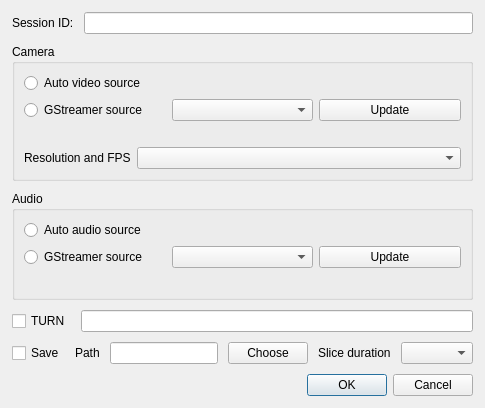
Before: the Qt Designer form preferences.ui in aliakseis/webrtc-ui, drawn with Qt 5.
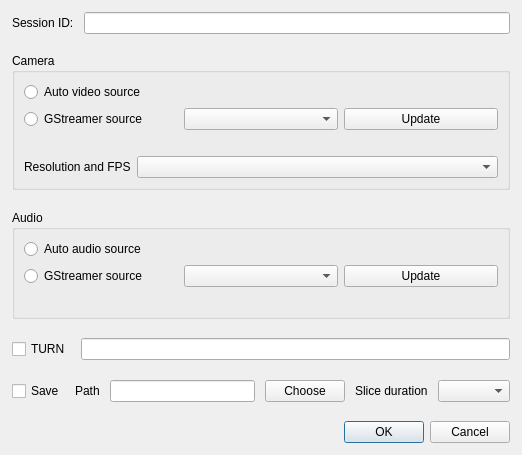
After: the same form once the commit is applied.

What changed in the file:
```diff
--- a/preferences.ui
+++ b/preferences.ui
@@ -2,6 +2,14 @@
 <ui version="4.0">
  <class>Preferences</class>
  <widget class="QDialog" name="Preferences">
+  <property name="geometry">
+   <rect>
+    <x>0</x>
+    <y>0</y>
+    <width>522</width>
+    <height>455</height>
+   </rect>
+  </property>
   <property name="windowTitle">
    <string>Settings</string>
   </property>
@@ -23,8 +31,19 @@
      </item>
     </layout>
    </item>
-
-   <!-- Camera -->
+   <item>
+    <spacer name="verticalSpacer">
+     <property name="orientation">
+      <enum>Qt::Vertical</enum>
+     </property>
+     <property name="sizeHint" stdset="0">
+      <size>
+       <width>20</width>
+       <height>40</height>
+      </size>
+     </property>
+    </spacer>
+   </item>
 <item>
  <widget class="QGroupBox" name="groupBox_camera">
   <property name="title"><string>Camera</string></property>
@@ -80,8 +99,19 @@
   </layout>
  </widget>
 </item>
-
-   <!-- Audio -->
+   <item>
+    <spacer name="verticalSpacer_2">
+     <property name="orientation">
+      <enum>Qt::Vertical</enum>
+     </property>
+     <property name="sizeHint" stdset="0">
+      <size>
+       <width>20</width>
+       <height>40</height>
+      </size>
+     </property>
+    </spacer>
+   </item>
    <item>
     <widget class="QGroupBox" name="groupBox_audio">
      <property name="title"><string>Audio</string></property>
@@ -122,8 +152,19 @@
      </layout>
     </widget>
    </item>
-
-   <!-- TURN -->
+   <item>
+    <spacer name="verticalSpacer_3">
+     <property name="orientation">
+      <enum>Qt::Vertical</enum>
+     </property>
+     <property name="sizeHint" stdset="0">
+      <size>
+       <width>20</width>
+       <height>40</height>
+      </size>
+     </property>
+    </spacer>
+   </item>
    <item>
     <layout class="QHBoxLayout" name="layout_turn">
      <item>
@@ -136,8 +177,19 @@
      </item>
     </layout>
    </item>
-
-   <!-- Save -->
+   <item>
+    <spacer name="verticalSpacer_4">
+     <property name="orientation">
+      <enum>Qt::Vertical</enum>
+     </property>
+     <property name="sizeHint" stdset="0">
+      <size>
+       <width>20</width>
+       <height>40</height>
+      </size>
+     </property>
+    </spacer>
+   </item>
    <item>
     <layout class="QHBoxLayout" name="layout_save">
      <item>
@@ -178,8 +230,19 @@
      </item>
     </layout>
    </item>
-
-   <!-- Buttons -->
+   <item>
+    <spacer name="verticalSpacer_5">
+     <property name="orientation">
+      <enum>Qt::Vertical</enum>
+     </property>
+     <property name="sizeHint" stdset="0">
+      <size>
+       <width>20</width>
+       <height>40</height>
+      </size>
+     </property>
+    </spacer>
+   </item>
    <item>
     <widget class="QDialogButtonBox" name="buttonBox">
      <property name="standardButtons">
```
Left out of the diff: 136 changed lines with no effect on the pictures. Lines whose indentation alone changed are shown as unchanged.
